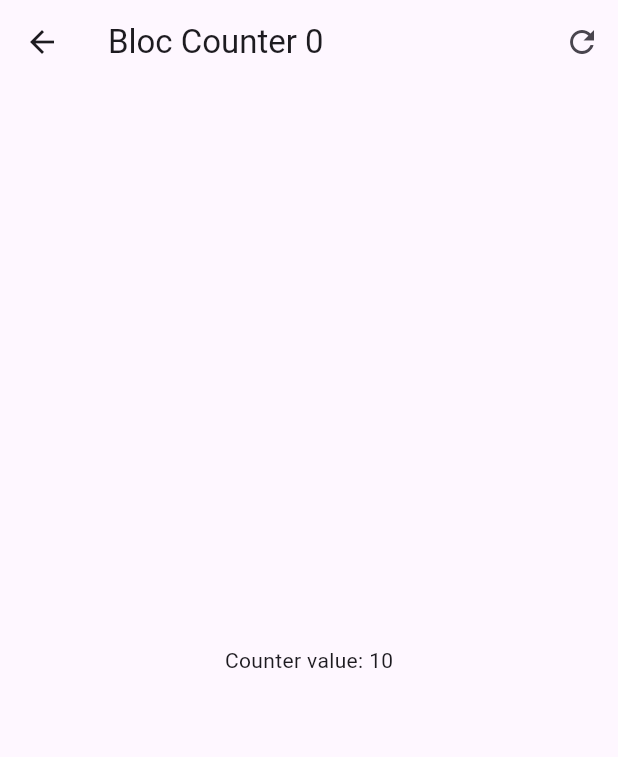
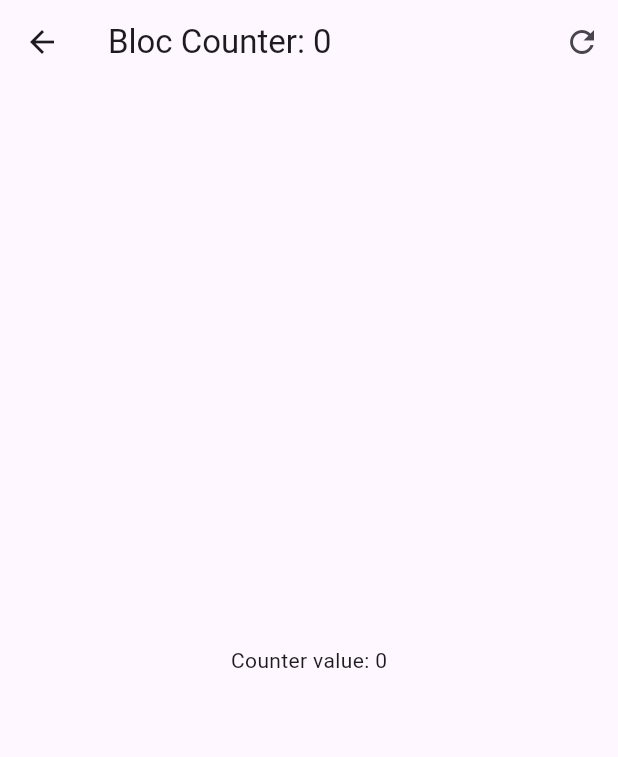
Before and after one commit to OmarACY/forms_app, a Flutter app: the BlocCounterView screen opened directly, after a tap on the "refresh" icon, on a phone screen of 412 x 824 dp. Shown: the top 757 px of the screen. Run offline on Flutter 3.47's test engine with Material 3 defaults, Android fonts, the phone set to English and light mode, and no system bars; our stand-ins replace equatable, flutter_bloc, go_router.

Commit message:
290. Solucion de la tarea

```diff
--- a/lib/presentation/blocs/conuter_bloc/counter_bloc.dart
+++ b/lib/presentation/blocs/conuter_bloc/counter_bloc.dart
@@ -7,9 +7,10 @@ part 'counter_state.dart';
 class CounterBloc extends Bloc<CounterEvent, CounterState> {
   CounterBloc() : super(const CounterState()) {
     on<CounterIncreased>(_onCounterIncreased);
+    on<CounterReset>(_onCounterReset);
   }
 
-  void _onCounterIncreased(CounterIncreased event, Emitter<CounterState> emit){
+  void _onCounterIncreased(CounterIncreased event, Emitter<CounterState> emit) {
     emit(
       state.copyWith(
         counter: state.counter + event.value,
@@ -17,4 +18,8 @@ class CounterBloc extends Bloc<CounterEvent, CounterState> {
       ),
     );
   }
+
+  void _onCounterReset(CounterReset event, Emitter<CounterState> emit) {
+    emit(state.copyWith(counter: 0));
+  }
 }
--- a/lib/presentation/blocs/conuter_bloc/counter_event.dart
+++ b/lib/presentation/blocs/conuter_bloc/counter_event.dart
@@ -9,3 +9,5 @@ class CounterIncreased extends CounterEvent {
 
   const CounterIncreased(this.value);
 }
+
+class CounterReset extends CounterEvent {}
--- a/lib/presentation/screens/bloc_counter_screen.dart
+++ b/lib/presentation/screens/bloc_counter_screen.dart
@@ -20,14 +20,23 @@ class BlocCounterView extends StatelessWidget {
     );
   }
 
+  void counterReset(BuildContext context) {
+    context.read<CounterBloc>().add(
+       CounterReset()
+    );
+  }
+
   @override
   Widget build(BuildContext context) {
     return Scaffold(
       appBar: AppBar(
-        title: Text('Bloc Counter 0'),
+        title: context.select(
+          (CounterBloc bloc) =>
+              Text('Bloc Counter: ${bloc.state.transactionCount}'),
+        ),
         actions: [
           IconButton(
-            onPressed: () => {},
+            onPressed: () => counterReset(context),
             icon: const Icon(Icons.refresh_outlined),
           ),
         ],
--- a/lib/presentation/screens/home_screen.dart
+++ b/lib/presentation/screens/home_screen.dart
@@ -20,7 +20,11 @@ class HomeScreen extends StatelessWidget {
             subtitle: const Text('Gestor de estado compuesto'),
             trailing: Icon(Icons.arrow_forward_ios_rounded),
             onTap: () => context.push('/counter-bloc'),
-          )
+          ),
+          const Padding(
+          padding: EdgeInsets.symmetric(horizontal: 10),
+          child: Divider(),
+        )
         ],
       ),
     );
```
